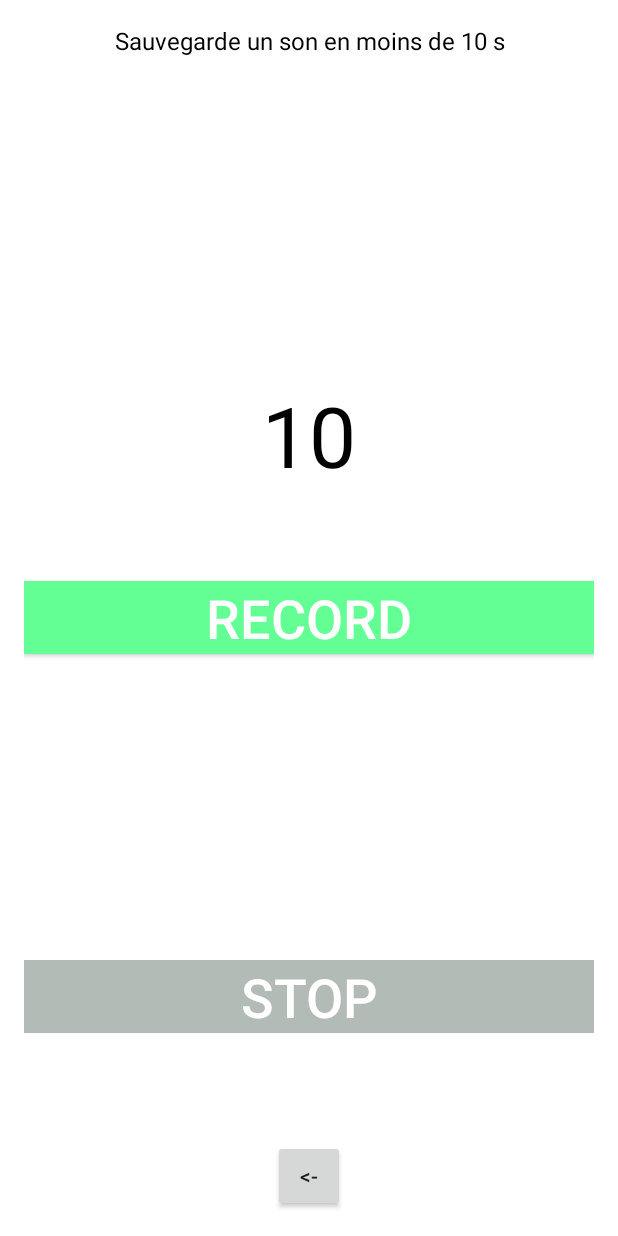
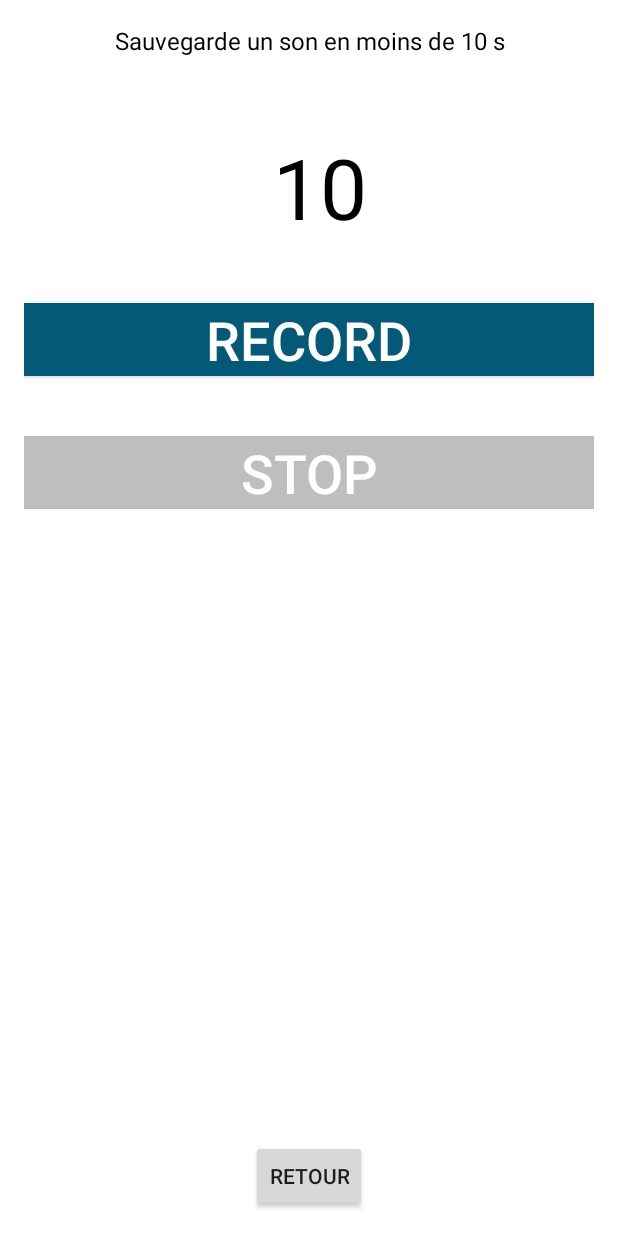
Before and after one commit to abdelrhamaneben/Jass, an Android app: the recorder_activity screen opened directly, with no data from a screen before it, on a phone screen of 412 x 824 dp. Run offline under Robolectric (Android 15) with nearby library versions, the phone set to English and light mode, and no system bars; 1 statement that could not run was skipped.

Commit message:
modifs design

```diff
--- a/app/src/main/java/com/abdelrhamane/dufaux/jass/models/record.java
+++ b/app/src/main/java/com/abdelrhamane/dufaux/jass/models/record.java
@@ -6,9 +6,13 @@ package com.abdelrhamane.dufaux.jass.models;
 import android.media.MediaPlayer;
 import android.media.MediaRecorder;
 import android.os.Environment;
+import android.view.View;
+import android.widget.ImageButton;
+import android.widget.ProgressBar;
 
 import com.abdelrhamane.dufaux.jass.Exceptions.AlreadyListeningException;
 import com.abdelrhamane.dufaux.jass.Exceptions.NoListeningException;
+import com.abdelrhamane.dufaux.jass.R;
 import com.j256.ormlite.dao.RuntimeExceptionDao;
 import com.j256.ormlite.field.DatabaseField;
 import com.j256.ormlite.stmt.QueryBuilder;
--- a/app/src/main/java/com/abdelrhamane/dufaux/jass/recorder_activity.java
+++ b/app/src/main/java/com/abdelrhamane/dufaux/jass/recorder_activity.java
@@ -11,6 +11,7 @@ import android.view.View;
 import android.widget.Button;
 import android.widget.EditText;
 import android.widget.LinearLayout;
+import android.widget.ProgressBar;
 import android.widget.TextView;
 import android.widget.Toast;
 
@@ -59,7 +60,7 @@ public class recorder_activity extends OrmLiteBaseActivity<DatabaseHelper> {
         stop_play.setText(R.string.Stop);
         stop_play.setEnabled(false);
         record.setEnabled(true);
-        record.setBackgroundResource(R.color.vert);
+        record.setBackgroundResource(R.color.bleu);
         stop_play.setBackgroundResource(R.color.gris);
         timerLabel.setText(String.valueOf(timer));
         state = State_E.RECORDABLE;
--- a/app/src/main/res/layout/recorder_activity.xml
+++ b/app/src/main/res/layout/recorder_activity.xml
@@ -28,10 +28,11 @@
         android:id="@+id/Recorder_activity_LabelTimer"
         android:textColor="@android:color/primary_text_light"
         android:textSize="@dimen/abc_action_bar_default_height_material"
-        android:layout_above="@+id/Recorder_activity_BtnRecord"
-        android:layout_centerHorizontal="true"
-        android:layout_marginBottom="60dp"
-        android:textIsSelectable="true" />
+        android:textIsSelectable="true"
+        android:layout_below="@+id/textView3"
+        android:layout_alignRight="@+id/Recorder_activity_BtnReturn"
+        android:layout_alignEnd="@+id/Recorder_activity_BtnReturn"
+        android:layout_marginTop="49dp" />
 
     <Button
         android:layout_width="fill_parent"
@@ -40,10 +41,11 @@
         android:text="@string/Record"
         android:textColor="#ffffff"
         android:textSize="@dimen/abc_action_button_min_width_overflow_material"
-        android:layout_centerVertical="true"
+        android:background="@color/bleu"
+        android:layout_below="@+id/Recorder_activity_LabelTimer"
         android:layout_alignParentLeft="true"
         android:layout_alignParentStart="true"
-        android:background="@color/vert" />
+        android:layout_marginTop="40dp" />
 
     <Button
         android:layout_width="fill_parent"
@@ -52,17 +54,17 @@
         android:text="@string/Stop"
         android:textColor="#ffffff"
         android:textSize="@dimen/abc_action_button_min_width_overflow_material"
-        android:layout_alignParentBottom="true"
+        android:background="@color/gris"
+        android:layout_below="@+id/Recorder_activity_BtnRecord"
         android:layout_alignParentLeft="true"
         android:layout_alignParentStart="true"
-        android:layout_marginBottom="119dp"
-        android:background="@color/gris" />
+        android:layout_marginTop="40dp" />
 
     <Button
         style="?android:attr/buttonStyleSmall"
         android:layout_width="wrap_content"
         android:layout_height="wrap_content"
-        android:text="&lt;-"
+        android:text="@string/retour"
         android:id="@+id/Recorder_activity_BtnReturn"
         android:layout_alignParentBottom="true"
         android:layout_centerHorizontal="true" />
--- a/app/src/main/res/values/colors.xml
+++ b/app/src/main/res/values/colors.xml
@@ -3,7 +3,7 @@
     <color name="vert">#63ff95</color>
     <color name="blanc">#fff</color>
     <color name="noir">#000</color>
-    <color name="gris">#b2bbb6</color>
+    <color name="gris">#bebebe</color>
     <color name="rouge">#bb4d50</color>
-    <color name="bleu">#477ebb</color>
+    <color name="bleu">#055978</color>
 </resources>
--- a/app/src/main/res/values/strings.xml
+++ b/app/src/main/res/values/strings.xml
@@ -4,9 +4,10 @@
     <string name="hello_world">Hello world!</string>
     <string name="action_settings">Settings</string>
     <string name="Jass">Jass</string>
-    <string name="jass">Just a short sound</string>
+    <string name="description">Just a short sound</string>
     <string name="Record">Record</string>
     <string name="Stop">Stop</string>
     <string name="title_activity_recorder_activity">recorder_activity</string>
+    <string name="retour">retour</string>
 
 </resources>
```
Also changed, not shown: app/src/main/java/com/abdelrhamane/dufaux/jass/Main.java (+1 -6 lines), app/src/main/java/com/abdelrhamane/dufaux/jass/models/RecordItemAdapter.java (+7 -9 lines), app/src/main/res/layout/activity_main.xml (+14 -4 lines), app/src/main/res/layout/item_record.xml (deleted, +0 -34 lines), 3 other files.
